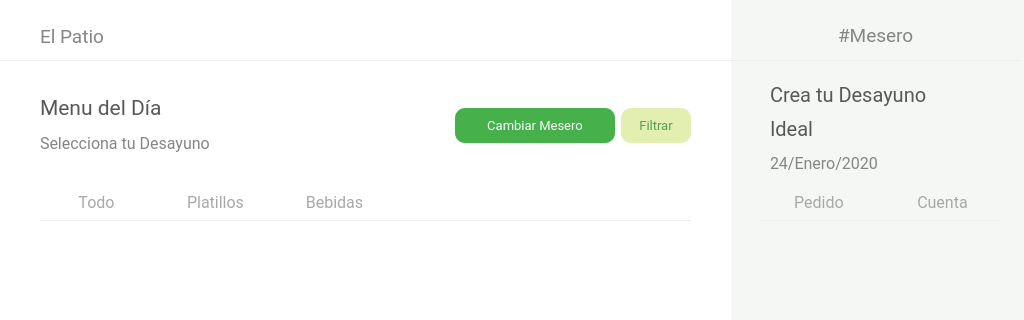
MrDanielG/IHC-ElPatio, file El-Patio/mesero/mesero_menu_comandas.ui: the form before one commit; both pictures show x 0 to 1024 and y 0 to 320 of the 1024 by 768 pixel window.
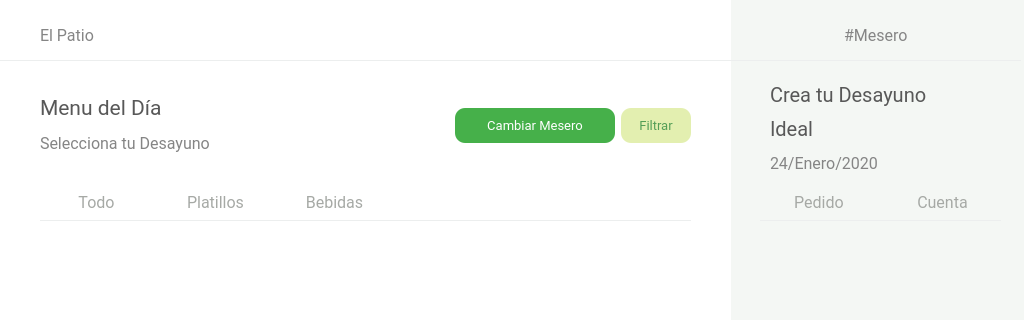
The form after the commit.

Commit message: Iniciando Catalogo

Patch:
```diff
--- a/El-Patio/mesero/mesero_menu_comandas.ui
+++ b/El-Patio/mesero/mesero_menu_comandas.ui
@@ -112,7 +112,7 @@
       <property name="font">
        <font>
         <family>Roboto</family>
-        <pointsize>14</pointsize>
+        <pointsize>12</pointsize>
        </font>
       </property>
       <property name="styleSheet">
@@ -143,7 +143,7 @@
    <property name="geometry">
     <rect>
      <x>0</x>
-     <y>21</y>
+     <y>20</y>
      <width>731</width>
      <height>30</height>
     </rect>
@@ -170,7 +170,7 @@
       <property name="font">
        <font>
         <family>Roboto</family>
-        <pointsize>14</pointsize>
+        <pointsize>12</pointsize>
        </font>
       </property>
       <property name="styleSheet">
@@ -552,7 +552,7 @@
     </item>
    </layout>
   </widget>
-  <widget class="QWidget" name="">
+  <widget class="QWidget" name="layoutWidget">
    <property name="geometry">
     <rect>
      <x>40</x>
```
Left out of the diff: 63 changed lines with no effect on the pictures. The commit also changes 2 other files.
